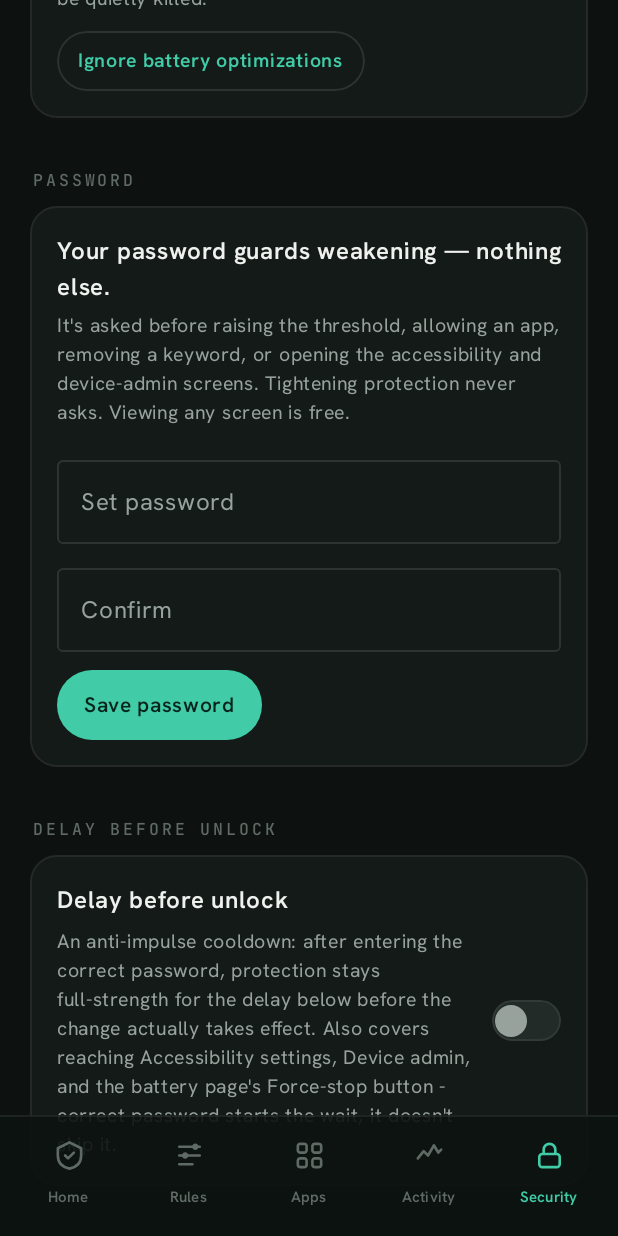
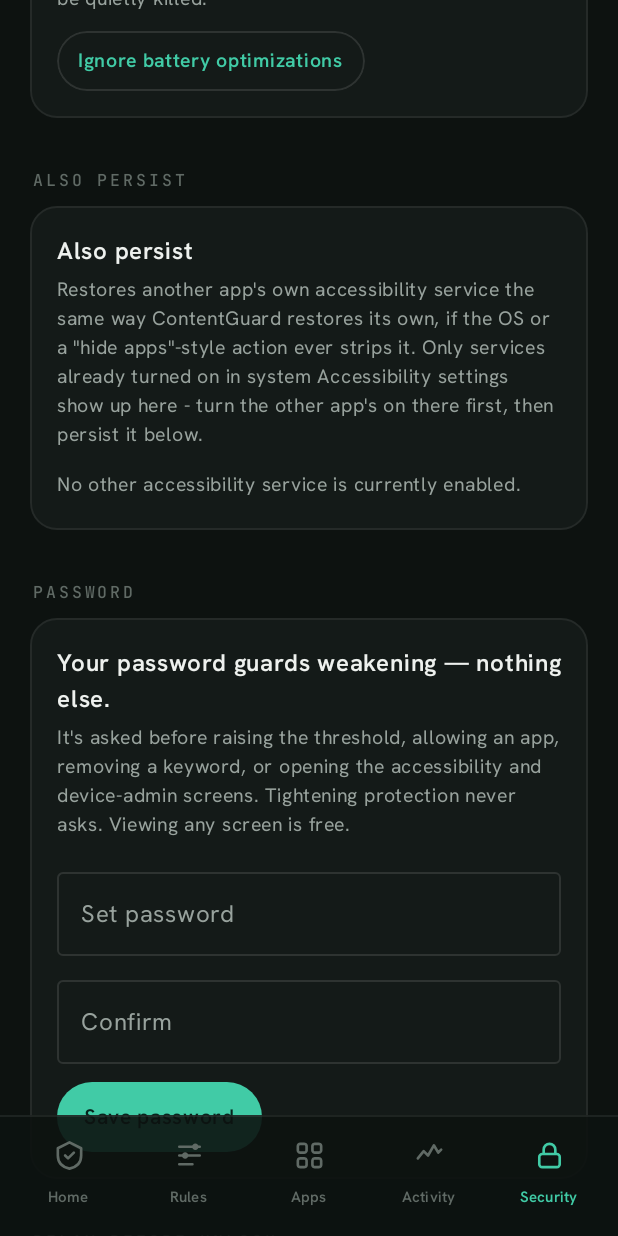
Before and after one commit to yl1nbjaww6741-Org/guard, an Android app built with Jetpack Compose: the screen it shows after launch (SettingsActivity), item 5 of the bottom bar chosen, scrolled down 576 dp, on a phone screen of 412 x 824 dp. Run offline under Robolectric (Android 15) with nearby library versions, the phone set to English and light mode, and no system bars.

Commit message:
Let AccessibilityWatchdogService persist other apps' accessibility services
Generalizes the existing self-restore mechanism (previously hardcoded to
ContentGuardService's own component) so it can also restore a different
app's accessibility service - e.g. a separate screen-time app - if it
ever gets stripped the same way ColorOS's "Hide apps" strips this one.

SecurityTab gets an "Also persist" card listing every accessibility
service currently enabled in system settings (other than ContentGuard's
own); opting one in is free, opting one back out goes through the same
password + cooldown gate as the whitelist/monitored toggles.

```diff
--- a/app/src/main/kotlin/com/contentguard/app/scope/PrefsRepository.kt
+++ b/app/src/main/kotlin/com/contentguard/app/scope/PrefsRepository.kt
@@ -145,6 +145,29 @@ class PrefsRepository(context: Context) {
         if (whitelisted) next.addAll(packageNames) else next.removeAll(packageNames.toSet())
         prefs.edit().putStringSet(KEY_WHITELIST, next).apply()
         cachedWhitelist = null
+    }
+
+    /**
+     * Flattened accessibility-service component names (same string form as
+     * Settings.Secure.ENABLED_ACCESSIBILITY_SERVICES itself) that
+     * AccessibilityWatchdogService should restore alongside its own -
+     * e.g. a separate screen-time app's accessibility service, so it
+     * survives the same "hide apps"-style stripping ContentGuardService
+     * defends itself against. Empty by default: this only ever protects a
+     * service the user has explicitly opted into from SecurityTab, and
+     * only one already enabled in system Accessibility settings at the
+     * time they do so.
+     */
+    fun getExtraProtectedServices(): Set<String> =
+        cachedExtraProtectedServices
+            ?: (prefs.getStringSet(KEY_EXTRA_PROTECTED_SERVICES, null)?.toSet() ?: emptySet())
+                .also { cachedExtraProtectedServices = it }
+
+    fun setServiceProtected(component: String, protected: Boolean) {
+        val next = getExtraProtectedServices().toMutableSet()
+        if (protected) next.add(component) else next.remove(component)
+        prefs.edit().putStringSet(KEY_EXTRA_PROTECTED_SERVICES, next).apply()
+        cachedExtraProtectedServices = null
     }
 
     fun getMonitoredSet(): Set<String> =
@@ -499,6 +522,12 @@ class PrefsRepository(context: Context) {
         // instant, same asymmetry as every other setting in this file.
         data class SetDelayBeforeUnlockEnabled(val enabled: Boolean) : PendingWeakenAction()
         data class SetDelayBeforeUnlockMinutes(val minutes: Int) : PendingWeakenAction()
+
+        // Turning persistence ON for another app's accessibility service is
+        // hardening (free, no challenge - see SecurityTab); turning it back
+        // OFF removes that protection, so it's the weakening move here,
+        // same asymmetry as SetWhitelisted/SetMonitored.
+        data class SetServiceProtected(val component: String, val protected: Boolean) : PendingWeakenAction()
     }
 
     /** A pending unlock as actually persisted: the action plus when it becomes eligible. */
@@ -585,6 +614,7 @@ class PrefsRepository(context: Context) {
             is PendingWeakenAction.SetPasswordHash -> prefs.edit().putString(KEY_PASSWORD_HASH, action.hash).apply()
             is PendingWeakenAction.SetDelayBeforeUnlockEnabled -> delayBeforeUnlockEnabled = action.enabled
             is PendingWeakenAction.SetDelayBeforeUnlockMinutes -> delayBeforeUnlockMinutes = action.minutes
+            is PendingWeakenAction.SetServiceProtected -> setServiceProtected(action.component, action.protected)
         }
     }
 
@@ -608,6 +638,7 @@ class PrefsRepository(context: Context) {
         is PendingWeakenAction.SetPasswordHash -> "SetPasswordHash"
         is PendingWeakenAction.SetDelayBeforeUnlockEnabled -> "SetDelayBeforeUnlockEnabled"
         is PendingWeakenAction.SetDelayBeforeUnlockMinutes -> "SetDelayBeforeUnlockMinutes"
+        is PendingWeakenAction.SetServiceProtected -> "SetServiceProtected:$component"
     }
 
     private fun pendingTypeKey(index: Int) = "pending_action_type_$index"
@@ -669,6 +700,7 @@ class PrefsRepository(context: Context) {
         is PendingWeakenAction.SetPasswordHash -> "SetPasswordHash"
         is PendingWeakenAction.SetDelayBeforeUnlockEnabled -> "SetDelayBeforeUnlockEnabled"
         is PendingWeakenAction.SetDelayBeforeUnlockMinutes -> "SetDelayBeforeUnlockMinutes"
+        is PendingWeakenAction.SetServiceProtected -> "SetServiceProtected"
     }
 
     // Encodes each action's params as a single delimited string - deliberately
@@ -693,6 +725,10 @@ class PrefsRepository(context: Context) {
         is PendingWeakenAction.SetPasswordHash -> hash
         is PendingWeakenAction.SetDelayBeforeUnlockEnabled -> enabled.toString()
         is PendingWeakenAction.SetDelayBeforeUnlockMinutes -> minutes.toString()
+        // Component names never contain "|" (valid Android package/class
+        // name characters are letters, digits, '.', '_', '/'), so this is
+        // safe with no escaping - same reasoning as SetWhitelisted above.
+        is PendingWeakenAction.SetServiceProtected -> "$component|$protected"
     }
 
     private fun decodePendingAction(type: String, param: String): PendingWeakenAction? = runCatching {
@@ -723,6 +759,10 @@ class PrefsRepository(context: Context) {
             "SetPasswordHash" -> PendingWeakenAction.SetPasswordHash(param)
             "SetDelayBeforeUnlockEnabled" -> PendingWeakenAction.SetDelayBeforeUnlockEnabled(param.toBoolean())
             "SetDelayBeforeUnlockMinutes" -> PendingWeakenAction.SetDelayBeforeUnlockMinutes(param.toInt())
+            "SetServiceProtected" -> {
+                val (component, flag) = param.split("|", limit = 2)
+                PendingWeakenAction.SetServiceProtected(component, flag.toBoolean())
+            }
             else -> null
         }
     }.getOrNull()
@@ -751,6 +791,8 @@ class PrefsRepository(context: Context) {
         private var cachedMonitored: Set<String>? = null
         @Volatile
         private var cachedExplicitKeywords: Set<String>? = null
+        @Volatile
+        private var cachedExtraProtectedServices: Set<String>? = null
 
         private const val STATS_FLUSH_INTERVAL_MS = 60_000L
 
@@ -759,6 +801,7 @@ class PrefsRepository(context: Context) {
         private const val KEY_WHITELIST = "whitelist_packages"
         private const val KEY_EXPLICIT_KEYWORDS = "explicit_keywords"
         private const val KEY_MONITORED = "monitored_packages"
+        private const val KEY_EXTRA_PROTECTED_SERVICES = "extra_protected_accessibility_services"
         private const val KEY_THRESHOLD = "nsfw_threshold"
         private const val KEY_DISMISS_ON_BLOCK = "dismiss_on_block"
         private const val KEY_SCREENSHOT_COUNT = "stats_screenshot_count"
--- a/app/src/main/kotlin/com/contentguard/app/ui/tabs/SecurityTab.kt
+++ b/app/src/main/kotlin/com/contentguard/app/ui/tabs/SecurityTab.kt
@@ -1,5 +1,8 @@
 package com.contentguard.app.ui.tabs
 
+import android.content.ComponentName
+import android.content.Context
+import android.provider.Settings
 import androidx.compose.foundation.layout.Arrangement
 import androidx.compose.foundation.layout.Column
 import androidx.compose.foundation.layout.Row
@@ -14,6 +17,7 @@ import androidx.compose.material3.MaterialTheme
 import androidx.compose.material3.OutlinedTextField
 import androidx.compose.material3.Text
 import androidx.compose.runtime.Composable
+import androidx.compose.runtime.DisposableEffect
 import androidx.compose.runtime.LaunchedEffect
 import androidx.compose.runtime.getValue
 import androidx.compose.runtime.mutableStateOf
@@ -21,13 +25,16 @@ import androidx.compose.runtime.remember
 import androidx.compose.runtime.setValue
 import androidx.compose.ui.Alignment
 import androidx.compose.ui.Modifier
+import androidx.compose.ui.platform.LocalContext
 import androidx.compose.ui.platform.LocalLifecycleOwner
 import androidx.compose.ui.text.input.PasswordVisualTransformation
 import androidx.compose.ui.unit.dp
 import androidx.compose.ui.unit.sp
 import androidx.lifecycle.Lifecycle
+import androidx.lifecycle.LifecycleEventObserver
 import androidx.lifecycle.repeatOnLifecycle
 import com.contentguard.app.scope.PrefsRepository
+import com.contentguard.app.service.ContentGuardService
 import com.contentguard.app.ui.CGBottomNavClearance
 import com.contentguard.app.ui.CGButton
 import com.contentguard.app.ui.CGCard
@@ -130,6 +137,12 @@ fun SecurityTab(
                     modifier = Modifier.padding(top = 12.dp),
                 )
             }
+        }
+
+        item { CGEyebrow("Also persist") }
+
+        item {
+            PersistOtherAppsCard(prefs = prefs, applyOrChallenge = applyOrChallenge)
         }
 
         item { CGEyebrow("Password") }
@@ -252,6 +265,7 @@ private fun PrefsRepository.PendingWeakenAction.describeForPendingCard(): String
     is PrefsRepository.PendingWeakenAction.SetDelayBeforeUnlockEnabled ->
         if (enabled) "Turn on delay before unlock" else "Turn off delay before unlock"
     is PrefsRepository.PendingWeakenAction.SetDelayBeforeUnlockMinutes -> "Delay before unlock → ${minutes}m"
+    is PrefsRepository.PendingWeakenAction.SetServiceProtected -> "Stop persisting $component"
 }
 
 private fun formatRemaining(ms: Long): String {
@@ -333,6 +347,113 @@ private fun formatDelayMinutes(minutes: Int): String = when {
     else -> "${minutes}m"
 }
 
+private data class PersistableService(val component: String, val label: String)
+
+/**
+ * Extends AccessibilityWatchdogService's self-restore to other apps' own
+ * accessibility services - e.g. a separate screen-time app - so the same
+ * "hide apps"-style stripping that ContentGuardService defends itself
+ * against can't quietly turn those off either. Only services the user has
+ * already enabled in system Accessibility settings are listed (there's
+ * nothing to persist otherwise); opting one in here is hardening and free,
+ * opting one back out is the weakening move and goes through the same
+ * password + cooldown gate as the whitelist/monitored toggles.
+ */
+@Composable
+private fun PersistOtherAppsCard(prefs: PrefsRepository, applyOrChallenge: GateChallenge) {
+    val context = LocalContext.current
+    var candidates by remember { mutableStateOf(loadPersistableServices(context)) }
+    var protectedComponents by remember { mutableStateOf(prefs.getExtraProtectedServices()) }
+
+    // Re-scan on return to the foreground, same as refreshSafeguards() one
+    // level up - covers the user having just turned the other app's
+    // accessibility service on/off in system Settings.
+    val lifecycleOwner = LocalLifecycleOwner.current
+    DisposableEffect(lifecycleOwner) {
+        val observer = LifecycleEventObserver { _, event ->
+            if (event == Lifecycle.Event.ON_RESUME) {
+                candidates = loadPersistableServices(context)
+                protectedComponents = prefs.getExtraProtectedServices()
+            }
+        }
+        lifecycleOwner.lifecycle.addObserver(observer)
+        onDispose { lifecycleOwner.lifecycle.removeObserver(observer) }
+    }
+
+    CGCard {
+        CGLabel("Also persist")
+        CGHint(
+            "Restores another app's own accessibility service the same way ContentGuard restores " +
+                "its own, if the OS or a \"hide apps\"-style action ever strips it. Only services " +
+                "already turned on in system Accessibility settings show up here - turn the other " +
+                "app's on there first, then persist it below.",
+        )
+        if (candidates.isEmpty()) {
+            Text(
+                "No other accessibility service is currently enabled.",
+                color = CGColor.Dim,
+                fontSize = 13.sp,
+                modifier = Modifier.padding(top = 12.dp),
+            )
+        } else {
+            Column(modifier = Modifier.padding(top = 12.dp), verticalArrangement = Arrangement.spacedBy(10.dp)) {
+                candidates.forEach { service ->
+                    val isProtected = service.component in protectedComponents
+                    Row(
+                        modifier = Modifier.fillMaxWidth(),
+                        horizontalArrangement = Arrangement.SpaceBetween,
+                        verticalAlignment = Alignment.CenterVertically,
+                    ) {
+                        CGLabel(service.label)
+                        CGToggle(
+                            checked = isProtected,
+                            onCheckedChange = { newValue ->
+                                if (newValue) {
+                                    prefs.setServiceProtected(service.component, true)
+                                    protectedComponents = prefs.getExtraProtectedServices()
+                                } else {
+                                    applyOrChallenge(
+                                        true,
+                                        {},
+                                        PrefsRepository.PendingWeakenAction.SetServiceProtected(service.component, false),
+                                    ) {
+                                        prefs.setServiceProtected(service.component, false)
+                                        protectedComponents = prefs.getExtraProtectedServices()
+                                    }
+                                }
+                            },
+                        )
+                    }
+                }
+            }
+        }
+    }
+}
+
+/**
+ * Every accessibility service currently enabled in system settings, other
+ * than ContentGuard's own - the same source (and same flattened string
+ * form) AccessibilityWatchdogService reads and restores, so a component
+ * captured here is guaranteed to match exactly what the watchdog compares
+ * against later, with no flattenToString/flattenToShortString mismatch risk.
+ */
+@Suppress("DEPRECATION")
+private fun loadPersistableServices(context: Context): List<PersistableService> {
+    val ownComponent = ComponentName(context, ContentGuardService::class.java).flattenToString()
+    val enabled = Settings.Secure.getString(context.contentResolver, Settings.Secure.ENABLED_ACCESSIBILITY_SERVICES)
+        .orEmpty()
+        .split(':')
+        .filter { it.isNotBlank() && !it.equals(ownComponent, ignoreCase = true) }
+
+    val pm = context.packageManager
+    return enabled.mapNotNull { flattened ->
+        val component = ComponentName.unflattenFromString(flattened) ?: return@mapNotNull null
+        val label = runCatching { pm.getApplicationLabel(pm.getApplicationInfo(component.packageName, 0)).toString() }
+            .getOrDefault(component.packageName)
+        PersistableService(component = flattened, label = label)
+    }.sortedBy { it.label.lowercase() }
+}
+
 /**
  * `.tog` next to a safeguard's name - reflects the real, live
  * accessibility/device-admin/battery-exemption state. Unlike the
```
Also changed, not shown: app/src/main/kotlin/com/contentguard/app/service/AccessibilityWatchdogService.kt (+21 -5 lines), 1 other file.
